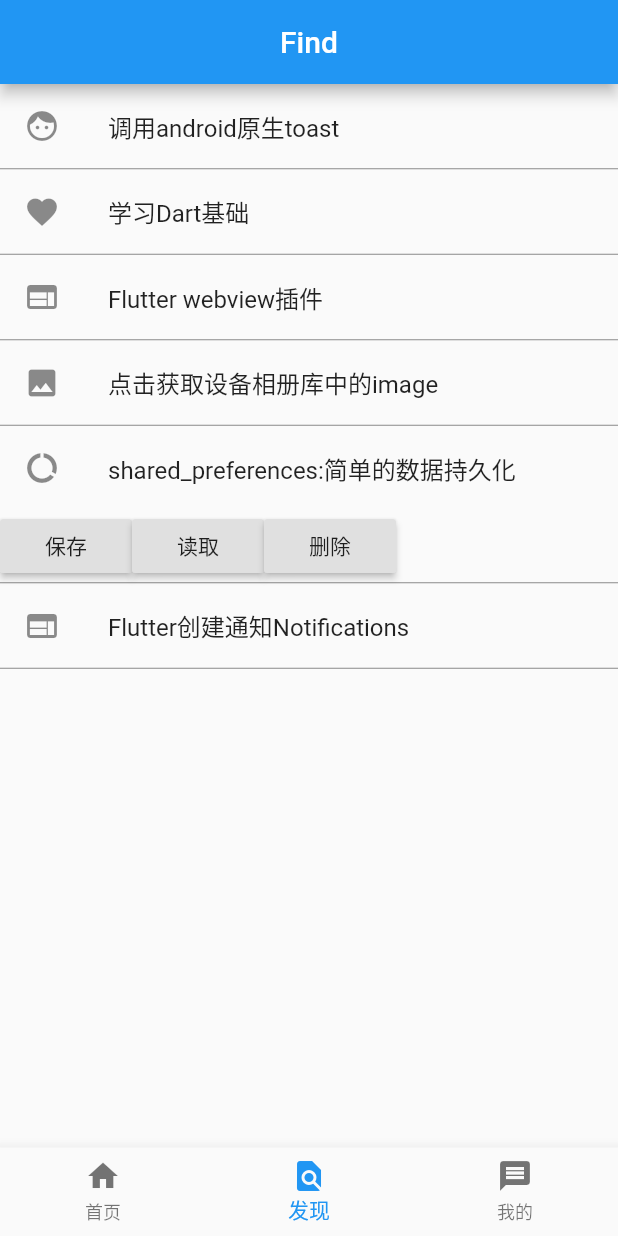
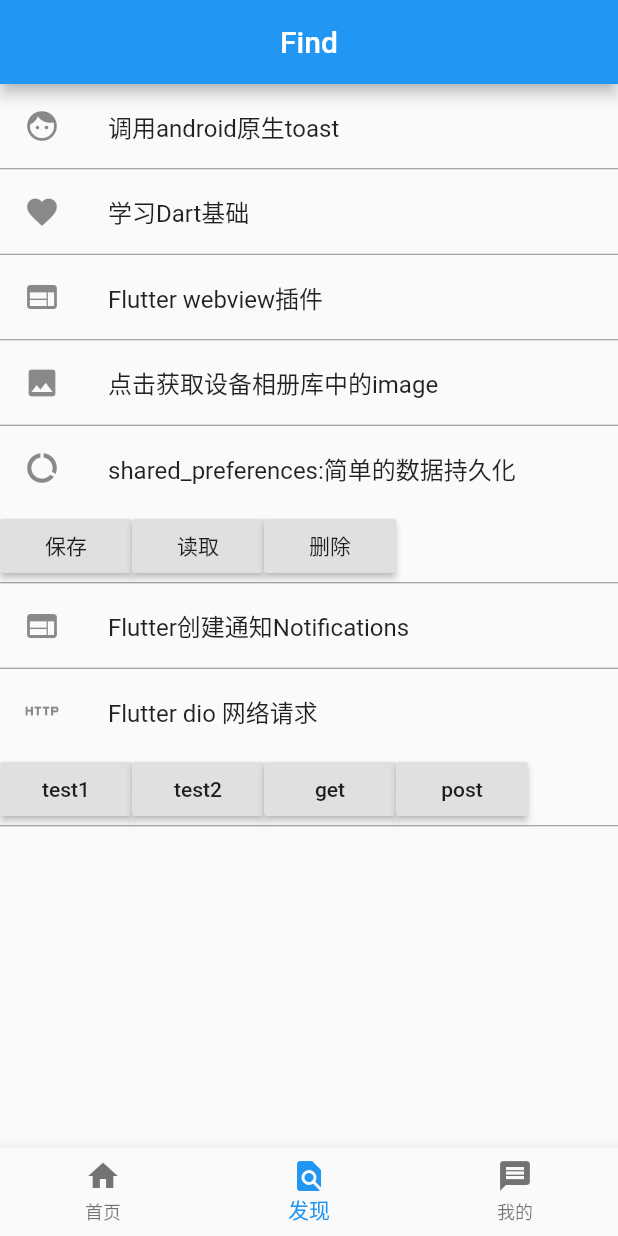
Before and after one commit to weihb/flutter-wechat, a Flutter app: the screen it shows after launch, item 2 of the bottom bar chosen, on a phone screen of 412 x 824 dp. Run offline on Flutter 3.47's test engine with Material 2 defaults, Android fonts, the phone set to English and light mode, and no system bars; our stand-ins replace dio, image_picker, shared_preferences; missing offline and left inert: flutter_webview_plugin, local_notifications.

Commit message:
dio网络请求库

```diff
--- /dev/null
+++ b/lib/common/AndroidToast.dart
@@ -0,0 +1,13 @@
+import 'package:flutter/services.dart';
+
+class Toast {
+  static const platform = const MethodChannel('flutter/toast');
+
+  static show(String msg) async {
+    try {
+      await platform.invokeMethod("showToast", {"msg": msg});
+    } on PlatformException catch (e) {
+      print(e.toString());
+    }
+  }
+}
--- a/lib/find.dart
+++ b/lib/find.dart
@@ -8,6 +8,8 @@ import 'package:image_picker/image_picker.dart';
 import 'package:shared_preferences/shared_preferences.dart';
 
 import 'package:local_notifications/local_notifications.dart';
+
+import './http/dioApi.dart';
 
 class Find extends StatefulWidget {
   @override
@@ -76,7 +78,7 @@ class _State extends State<Find> {
     await LocalNotifications.createAndroidNotificationChannel(channel: channel);
     await LocalNotifications.createNotification(
       title: "F计划",
-      content: "创建通知"+ new DateTime.now().toString(),
+      content: "创建通知" + new DateTime.now().toString(),
       id: 0,
       androidSettings: new AndroidSettings(
         channel: channel,
@@ -153,7 +155,6 @@ class _State extends State<Find> {
             height: 1.0,
           ),
           GestureDetector(
-              onTap: getImage,
               child: ListTile(
                 leading: Icon(Icons.data_usage),
                 title: Text('shared_preferences:简单的数据持久化'),
@@ -189,6 +190,37 @@ class _State extends State<Find> {
             color: Colors.black45,
             height: 1.0,
           ),
+          GestureDetector(
+              child: ListTile(
+                leading: Icon(Icons.http),
+                title: Text('Flutter dio 网络请求'),
+              )),
+          new Row(
+            children: <Widget>[
+              RaisedButton(
+                child: new Text('test1'),
+                onPressed: () => DioApi.get('test1'),
+              ),
+              RaisedButton(
+                child: new Text('test2'),
+                onPressed: () => DioApi.get('test2'),
+              ),
+              RaisedButton(
+                child: new Text('get'),
+                onPressed: (){
+                  DioApi.get('/v2/movie/in_theaters');
+                }
+              ),
+              RaisedButton(
+                child: new Text('post'),
+                onPressed: () => DioApi.get('test4'),
+              ),
+            ],
+          ),
+          Divider(
+            color: Colors.black45,
+            height: 1.0,
+          ),
         ],
       ),
     ));
--- /dev/null
+++ b/lib/http/dioApi.dart
@@ -0,0 +1,65 @@
+import 'package:dio/dio.dart';
+import 'dart:io';
+import '../common/AndroidToast.dart';
+
+class DioApi {
+// Dio dio = new Dio();// 使用默认配置
+// 配置dio实例
+// dio.options.baseUrl="https://www.xx.com/api"
+// dio.options.connectTimeout = 5000; //5s
+// dio.options.receiveTimeout=3000;
+
+// 或者通过传递一个 `options`来创建dio实例
+  static Options options = new Options(
+    baseUrl: "https://api.douban.com",
+    connectTimeout: 5000,
+    receiveTimeout: 3000,
+    headers: {
+      "user-agent": "dio",
+      "api": "1.0.0"
+    },
+    contentType: ContentType.JSON,
+    responseType: ResponseType.PLAIN
+  );
+
+  static Dio dio = new Dio(options)
+    // 拦截器
+    ..interceptor.request.onSend = (Options options) async {
+      // 在请求被发送之前做一些事情
+      print('send request：path:${options.path}，baseURL:${options.baseUrl}');
+      switch (options.path) {
+        case 'test1':
+          return print('发送请求前，test1');
+        case 'test2':
+          return dio.get("http://www.baidu.com");
+        case 'test3':
+          return dio.reject("test error");
+        case 'test4':
+          return new DioError(message: "test error");
+        default:
+          return options;
+      }
+    }
+    ..interceptor.response.onSuccess = (Response response) {
+      // 在返回响应数据之前做一些预处理
+      // print('请求成功：$response');
+      Toast.show('请求成功！');
+      return response;
+    }
+    ..interceptor.response.onError = (DioError e) {
+      // 当请求失败时做一些预处理
+      print('请求失败：$e');
+      return DioError;
+    };
+
+  static get(url) async {
+    Response response = await dio.get(url);
+    print('get返回数据：${response.data}');
+    // return response.data['subjects'];
+  }
+
+  static post(url, params) async {
+    Response response = await dio.post(url, data: params);
+    print('post返回数据：${response.data}');
+  }
+}
--- a/pubspec.yaml
+++ b/pubspec.yaml
@@ -16,6 +16,8 @@ dependencies:
   shared_preferences: "^0.4.2"
   # 通知
   local_notifications: "^0.0.6"
+  # 网络请求库
+  dio: "^0.0.14"
 
 dev_dependencies:
   flutter_test:
```
Also changed, not shown: pubspec.lock.
